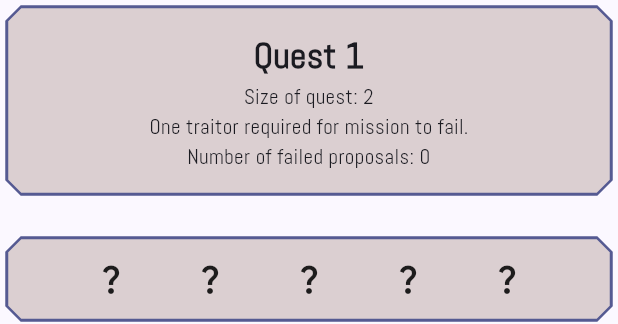
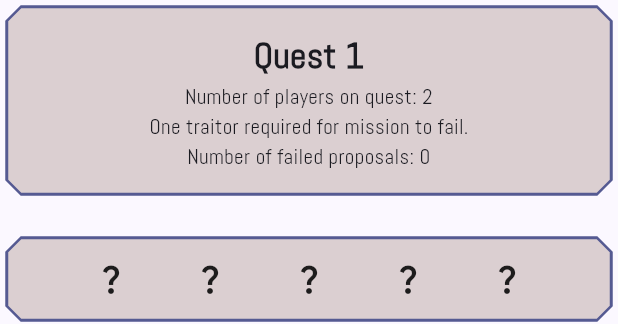
Before and after one commit to azurerazor/pt-poosd, a Flutter app: the Quest widget shown alone on an empty page, opened directly with empty values, on a phone screen of 412 x 824 dp. Shown: the top 324 px of the screen. Run offline on Flutter 3.47's test engine with Material 3 defaults, Android fonts, the phone set to English and light mode, and no system bars; our stand-ins replace flutter_secure_storage, flutter_tts, loading_indicator; missing offline and left inert: flutter_timer_countdown; accounts and stored records are empty.

Commit message:
Most important UI changes

```diff
--- a/mobile/lib/game_phases/assassinate.dart
+++ b/mobile/lib/game_phases/assassinate.dart
@@ -32,7 +32,7 @@ class _AssassinateState extends State<Assassinate> {
         endDiscussion: () => setState(() {
           discussing = false;
         }),
-        continueText: "Assassinate!",
+        continueText: "Assassinate 🗡️!",
         startingScript: "Minions of Mordred, you still have a chance to win! Victory is yours if you successfully assassinate Merlin. ${widget.includesAssassin ? "Assassin, you will make the final decision about who to kill." : "Once you are done discussing, you will vote on who to kill. If there is a tie, nobody gets killed."} ",
         endingScript: "Time has run out! Starting assassination."
       );
--- a/mobile/lib/game_phases/quest.dart
+++ b/mobile/lib/game_phases/quest.dart
@@ -31,6 +31,11 @@ class _QuestState extends State<Quest> {
   void initState() {
     super.initState();
     _deltaQuestsWon = 0;
+    currentQuest = 0;
+    currentQuestPhase = 0;
+    numFailedVotes = 0;
+    questResults = List<Team?>.generate(5, (int idx) => null, growable: false);
+    twoFailsRequired = false;
   }
 
   @override
@@ -48,7 +53,7 @@ class _QuestState extends State<Quest> {
                   mainAxisAlignment: MainAxisAlignment.center,
                   children: <Widget>[
                     Text(
-                      "Quest ${currentQuest + 1}",
+                      (currentQuestPhase != -1) ? "Quest ${currentQuest + 1}" : "Quests over!",
                       style: TextStyle(
                         fontSize: 24,
                         fontWeight: FontWeight.bold,
@@ -56,7 +61,10 @@ class _QuestState extends State<Quest> {
                       textAlign: TextAlign.center,
                     ),
                     Text(
-                      "Size of quest: ${questRequirements[globalNumPlayers]![currentQuest + 1]}\n${twoFailsRequired ? "Two traitors" : "One traitor"} required for mission to fail.\nNumber of failed proposals: $numFailedVotes",
+                      (currentQuestPhase != -1) ?
+                      "Number of players on quest: ${questRequirements[globalNumPlayers]![currentQuest + 1]}\n${twoFailsRequired ? "Two traitors" : "One traitor"} required for mission to fail.\nNumber of failed proposals: $numFailedVotes"
+                      : "Three missions have succeeded!\nGood will win, unless Merlin dies.\nMinions of Mordred, who do you think is Merlin?"
+                      ,
                       textAlign: TextAlign.center,
                     ),
                   ],
@@ -151,7 +159,7 @@ class _QuestState extends State<Quest> {
     });
 
     if (currentQuest == 5) {
-      if (_deltaQuestsWon > 0) {
+      if (_deltaQuestsWon > 0 && globalRolesSelected["Merlin"] == true) {
         setState(() {
           currentQuestPhase = -1;  // assassinating merlin
         });
@@ -198,7 +206,7 @@ class _QuestState extends State<Quest> {
     }
 
     if (_deltaQuestsWon.abs() >= 3) {
-      if (_deltaQuestsWon > 0) {
+      if (_deltaQuestsWon > 0 && globalRolesSelected["Merlin"] == true) {
         setState(() {
           currentQuestPhase = -1; // assassinating merlin
         });
--- a/mobile/lib/main.dart
+++ b/mobile/lib/main.dart
@@ -17,7 +17,7 @@ class Escavalon extends StatelessWidget {
         colorScheme: ColorScheme.fromSeed(seedColor: const Color.fromARGB(255, 5, 8, 91)),
         fontFamily: "Abel",
         dialogTheme: DialogTheme(
-          backgroundColor: const Color.fromARGB(255, 231, 223, 198),
+          backgroundColor: const Color.fromARGB(255, 237, 229, 206),
           shape: BeveledRectangleBorder(
             borderRadius: BorderRadius.circular(10),
             side: BorderSide(color: Theme.of(context).primaryColor, width: 1.0)
```
